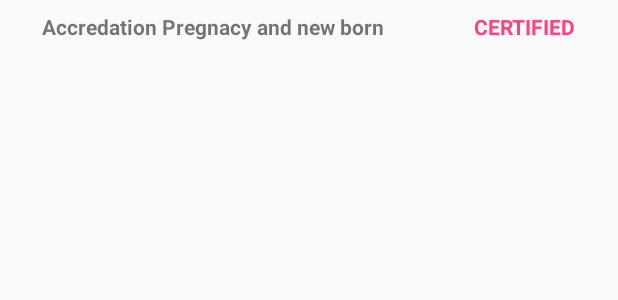
After one commit to livinggoods/tremap-training, an Android app: the layout layout_item_certification.xml on its own in the app's theme, with its tools: preview values and no code run, on a phone screen of 412 x 824 dp. The commit adds this screen. Shown: the top 300 px of the screen. Run offline under Robolectric (Android 15) with nearby library versions, the phone set to English and light mode, and no system bars; Roboto replaces fonts that are not available here.

Commit message:
Added support for certification

```diff
--- a/app/src/main/java/com/expansion/lg/kimaru/training/fragments/TrainingDetailsFragment.java
+++ b/app/src/main/java/com/expansion/lg/kimaru/training/fragments/TrainingDetailsFragment.java
@@ -95,7 +95,6 @@ public class TrainingDetailsFragment extends Fragment implements  View.OnClickLi
     Typeface mTfLight, mTfRegular;
     Button traineesButton, sessionsButton, classesButton;
 
-
     @Override
     public View onCreateView(LayoutInflater inflater, @Nullable ViewGroup container, @Nullable Bundle savedInstanceState){
         View v = inflater.inflate(R.layout.training_details_view, container, false);
@@ -187,6 +186,8 @@ public class TrainingDetailsFragment extends Fragment implements  View.OnClickLi
         super.onActivityCreated(savedInstanceState);
         if (training != null){
             ((AppCompatActivity)getActivity()).getSupportActionBar().setTitle(training.getTrainingName());
+
+            new TrainingDataSync(getContext()).startPollUploadExamResults(training.getId());
         }
     }
 
--- a/app/src/main/java/com/expansion/lg/kimaru/training/fragments/TrainingsExamsFragment.java
+++ b/app/src/main/java/com/expansion/lg/kimaru/training/fragments/TrainingsExamsFragment.java
@@ -300,6 +300,7 @@ public class TrainingsExamsFragment extends Fragment implements TrainingExamsRec
         } catch (Exception error){
             Toast.makeText(getContext(), "No Exam found", Toast.LENGTH_SHORT).show();
             textshow.setText(error.getMessage());
+            error.printStackTrace();
         }
         swipeRefreshLayout.setRefreshing(false);
     }
--- a/app/src/main/java/com/expansion/lg/kimaru/training/utils/SessionManagement.java
+++ b/app/src/main/java/com/expansion/lg/kimaru/training/utils/SessionManagement.java
@@ -42,6 +42,7 @@ public class SessionManagement {
     private static final String TRAINING_EXAMS_JSON_ROOT = "training_exams_json_root";
 
     private static final String TRAINING_EXAMS_RESULTS_ENDPOINT = "training_exams_results_endpoint";
+    private static final String TRAINING_CERTIFICATION_ENDPOINT = "training_certifications";
     private static final String TRAINING_EXAMS_RESULTS_JSON_ROOT = "results";
 
     private static final String IS_LOGIN = "IsLoggedIn";
@@ -264,6 +265,10 @@ public class SessionManagement {
         return  pref.getString(TRAINING_EXAMS_ENDPOINT, "training/%s/exams");
     }
 
+    public String getTrainingCertificationsEndpoint() {
+        return  pref.getString(TRAINING_CERTIFICATION_ENDPOINT, "training/%s/certifications");
+    }
+
     public void saveTrainingExamResultsEndpoint(String trainingExamResultsEndpoint){
         editor.putString(TRAINING_EXAMS_RESULTS_ENDPOINT, trainingExamResultsEndpoint);
         editor.commit();
--- /dev/null
+++ b/app/src/main/res/layout/layout_item_certification.xml
@@ -0,0 +1,42 @@
+<?xml version="1.0" encoding="utf-8"?>
+<LinearLayout
+    xmlns:android="http://schemas.android.com/apk/res/android"
+    android:layout_width="match_parent"
+    android:layout_height="wrap_content"
+    android:orientation="horizontal"
+    xmlns:tools="http://schemas.android.com/tools"
+    android:padding="8dp">
+
+    <TextView
+        android:id="@+id/tv_name"
+        android:layout_width="0dp"
+        android:layout_height="wrap_content"
+        android:layout_weight="1"
+        android:layout_gravity="center_vertical"
+        tools:text="Accredation Pregnacy and new born"
+        android:textStyle="bold"
+        android:paddingLeft="20dp"
+        android:paddingRight="20dp"
+        />
+
+    <Button
+        android:id="@+id/btn_certify"
+        android:layout_width="wrap_content"
+        android:layout_height="wrap_content"
+        android:text="CERTIFY"
+        android:visibility="gone"/>
+
+    <TextView
+        android:id="@+id/tv_is_certified"
+        android:layout_width="wrap_content"
+        android:layout_height="wrap_content"
+        android:layout_gravity="center_vertical"
+        android:text="CERTIFIED"
+        android:textStyle="bold"
+        android:paddingLeft="20dp"
+        android:paddingRight="20dp"
+        android:visibility="visible"
+        android:textColor="@color/colorAccent"
+        />
+
+</LinearLayout>
```
Also changed, not shown: app/src/main/java/com/expansion/lg/kimaru/training/adapters/TraineesExamSubmissionListAdapter.java (+6 -1 lines), app/src/main/java/com/expansion/lg/kimaru/training/database/DatabaseHelper.java (+95 -15 lines), app/src/main/java/com/expansion/lg/kimaru/training/fragments/TraineeDetailsFragment.java (+107 -0 lines), app/src/main/java/com/expansion/lg/kimaru/training/network/TrainingDataSync.java (+94 -1 lines), app/src/main/java/com/expansion/lg/kimaru/training/objs/TrainingExam.java (+12 -1 lines), app/src/main/java/com/expansion/lg/kimaru/training/objs/TrainingExamResult.java (+4 -4 lines), app/src/main/res/layout/fragment_trainee_details.xml (+37 -0 lines).
